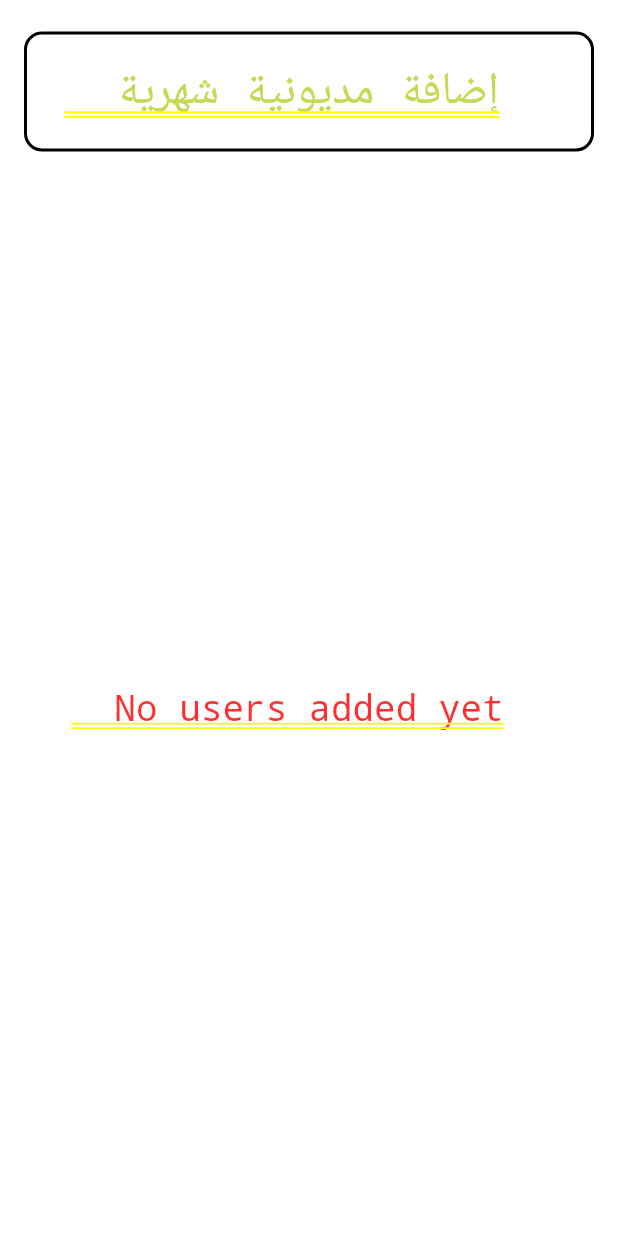
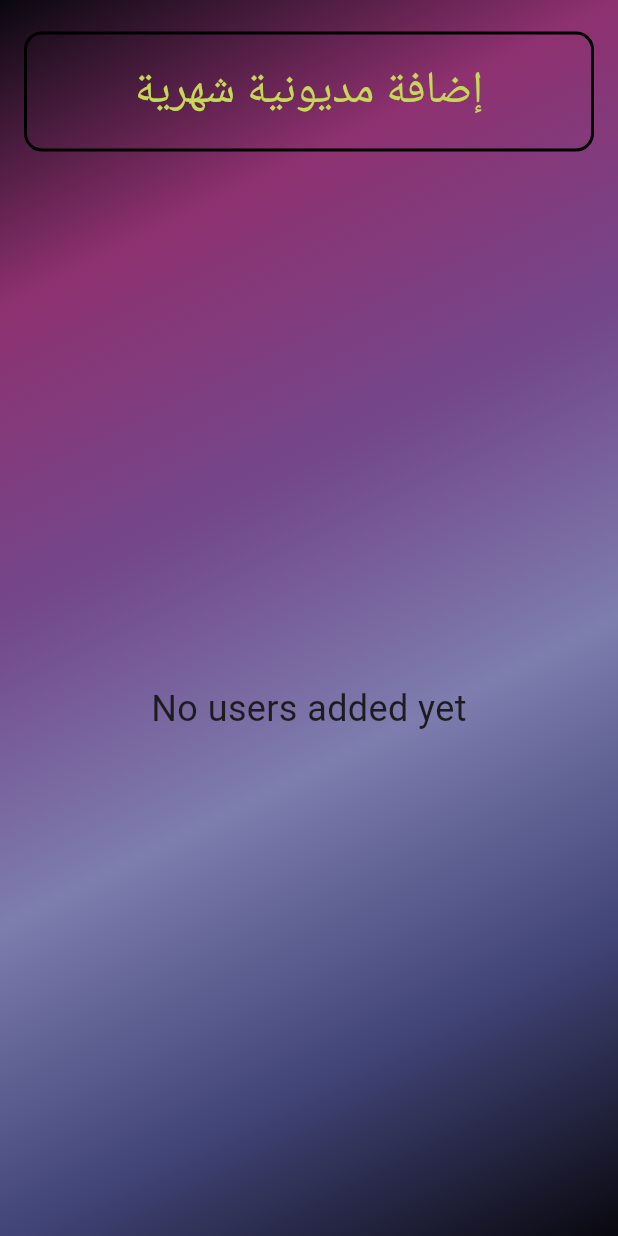
Before and after one commit to Mohamed17Amer/madunia_admin, a Flutter app: the AllUsersForMonthlyTransactionsScreen screen opened by its route, on a phone screen of 412 x 824 dp. Run offline on Flutter 3.47's test engine with Material 3 defaults, Android fonts, the light colour scheme and no system bars; drawn by our look-alikes of auto_size_text; our stand-ins replace bloc, cloud_firestore, dio, equatable, firebase_auth, firebase_core and 3 more; missing offline and left inert: event_bus; accounts and stored records are empty.

Commit message:
refactor SelectionControlButton

```diff
--- a/lib/core/utils/widgets/custom_scaffold.dart
+++ b/lib/core/utils/widgets/custom_scaffold.dart
@@ -2,8 +2,9 @@
 import 'package:madunia_admin/core/utils/colors/app_colors.dart';
 
 class CustomScaffold extends StatelessWidget {
-  Widget? body;
-  CustomScaffold({super.key, this.body});
+  Widget body;
+  Widget? floatingActionButton;
+  CustomScaffold({super.key, required this.body, this.floatingActionButton});
 
   @override
   Widget build(BuildContext context) {
@@ -23,6 +24,8 @@
 
           child: body,
         ),
+
+        floatingActionButton:floatingActionButton ,
       ),
     );
   }
--- a/lib/features/app/presentation/view_model/cubit/app_cubit.dart
+++ b/lib/features/app/presentation/view_model/cubit/app_cubit.dart
@@ -2,7 +2,6 @@
 import 'package:bloc/bloc.dart';
 import 'package:equatable/equatable.dart';
 import 'package:flutter/material.dart';
-import 'package:madunia_admin/core/helper/helper_funcs.dart';
 import 'package:madunia_admin/features/all_users/presentation/view/pages/all_users_screen.dart';
 import 'package:madunia_admin/features/app/presentation/view/widgets/custom_bottom_nav_bar_item.dart';
 import 'package:madunia_admin/features/instructions/presentation/view/pages/annimated_instructions_screen.dart';
--- a/lib/features/debit_report/presentation/view/pages/debit_screen.dart
+++ b/lib/features/debit_report/presentation/view/pages/debit_screen.dart
@@ -4,7 +4,6 @@
 import 'package:madunia_admin/features/all_users/data/models/app_user_model.dart';
 import 'package:madunia_admin/features/debit_report/presentation/view/widgets/debit_screen_widgets/debit_screen_body.dart';
 import 'package:madunia_admin/features/debit_report/presentation/view_model/cubits/debit_report_cubit/debit_report_cubit.dart';
-import 'package:madunia_admin/features/user_details/presentation/view_model/cubit/user_details_cubit.dart';
 
 class DebitScreen extends StatelessWidget {
   final AppUser user;
--- a/lib/features/monthly_debits/presentation/view/pages/all_users_screen.dart
+++ b/lib/features/monthly_debits/presentation/view/pages/all_users_screen.dart
@@ -1,9 +1,13 @@
+// Updated AllUsersForMonthlyTransactionsScreen
 import 'package:flutter/material.dart';
 import 'package:flutter_bloc/flutter_bloc.dart';
 import 'package:madunia_admin/core/utils/widgets/custom_app_bar.dart';
+import 'package:madunia_admin/core/utils/widgets/custom_scaffold.dart';
 import 'package:madunia_admin/core/utils/widgets/custom_txt.dart';
 import 'package:madunia_admin/features/all_users/presentation/view_model/cubit/all_users_cubit.dart';
 import 'package:madunia_admin/features/monthly_debits/presentation/view/widgets/all_users_sliver_list.dart';
+import 'package:madunia_admin/features/monthly_debits/presentation/view/widgets/monthly_execution_button.dart';
+import 'package:madunia_admin/features/monthly_debits/presentation/view/widgets/selection_control_button.dart';
 import 'package:madunia_admin/features/monthly_debits/presentation/view_model/cubit/monthly_transactions_cubit.dart';
 
 class AllUsersForMonthlyTransactionsScreen extends StatelessWidget {
@@ -16,35 +20,39 @@
         BlocProvider(create: (context) => AllUsersCubit()..getAllUsers()),
         BlocProvider(create: (context) => MonthlyTransactionsCubit()),
       ],
-      child: Padding(
+      child: CustomScaffold(
+        body: Padding(
           padding: const EdgeInsets.all(8.0),
           child: CustomScrollView(
             slivers: [
-            // Static headers - won't rebuild when state changes
+              // Static headers
               ..._drawHeader(),
-
-            // Dynamic content - only this part rebuilds
-            BlocBuilder<AllUsersCubit, AllUsersState>(
-              builder: (context, state) {
-                return _drawBody(context, state);
-              },
-            ),
-            SliverToBoxAdapter(child: SizedBox(height: 100)),
+              // Selection controls
+              SelectionControlButton(),
+              // Dynamic content
+              _drawBody(context),
+              const SliverToBoxAdapter(child: SizedBox(height: 100)),
             ],
           ),
+        ),
+        floatingActionButton: MonthlyExecutionButton(),
       ),
     );
   }
 
   List<Widget> _drawHeader() {
     return <Widget>[
-      SliverToBoxAdapter(child: SafeArea(child: SizedBox(height: 5))),
-      SliverToBoxAdapter(child: CustomAppBar(title: "إضافة مديونية شهرية")),
-      SliverToBoxAdapter(child: SizedBox(height: 20)),
+      const SliverToBoxAdapter(child: SafeArea(child: SizedBox(height: 5))),
+      const SliverToBoxAdapter(
+        child: CustomAppBar(title: "إضافة مديونية شهرية"),
+      ),
+      const SliverToBoxAdapter(child: SizedBox(height: 20)),
     ];
   }
 
-  Widget _drawBody(BuildContext context, AllUsersState state) {
+  Widget _drawBody(BuildContext context) {
+    return BlocBuilder<AllUsersCubit, AllUsersState>(
+      builder: (context, state) {
         // success
         if (state is GetAllUsersSuccess) {
           // empty list
@@ -70,5 +78,7 @@
             child: Center(child: CircularProgressIndicator()),
           );
         }
+      },
+    );
   }
 }
--- a/lib/features/monthly_debits/presentation/view_model/cubit/monthly_transactions_state.dart
+++ b/lib/features/monthly_debits/presentation/view_model/cubit/monthly_transactions_state.dart
@@ -1,10 +1,45 @@
+// lib/features/monthly_debits/presentation/view_model/cubit/monthly_transactions_state.dart
+
 part of 'monthly_transactions_cubit.dart';
 
-sealed class MonthlyTransactionsState extends Equatable {
+abstract class MonthlyTransactionsState extends Equatable {
   const MonthlyTransactionsState();
 
   @override
-  List<Object> get props => [];
+  List<Object?> get props => [];
 }
 
-final class MonthlyTransactionsInitial extends MonthlyTransactionsState {}
+class MonthlyTransactionsInitial extends MonthlyTransactionsState {}
+
+class MonthlyTransactionsSelectionUpdated extends MonthlyTransactionsState {
+  final List<String> selectedUserIds;
+  final bool isAllSelected;
+
+  const MonthlyTransactionsSelectionUpdated({
+    required this.selectedUserIds,
+    required this.isAllSelected,
+  });
+
+  @override
+  List<Object?> get props => [selectedUserIds, isAllSelected];
+}
+
+class MonthlyTransactionsExecuting extends MonthlyTransactionsState {}
+
+class MonthlyTransactionsExecuted extends MonthlyTransactionsState {
+  final String message;
+
+  const MonthlyTransactionsExecuted({required this.message});
+
+  @override
+  List<Object?> get props => [message];
+}
+
+class MonthlyTransactionsError extends MonthlyTransactionsState {
+  final String errorMessage;
+
+  const MonthlyTransactionsError({required this.errorMessage});
+
+  @override
+  List<Object?> get props => [errorMessage];
+}
--- a/lib/features/owned_report/presentation/view/pages/owned_screen.dart
+++ b/lib/features/owned_report/presentation/view/pages/owned_screen.dart
@@ -4,7 +4,6 @@
 import 'package:madunia_admin/features/all_users/data/models/app_user_model.dart';
 import 'package:madunia_admin/features/owned_report/presentation/view/widgets/owned_screen_widgets/owned_screen_body.dart';
 import 'package:madunia_admin/features/owned_report/presentation/view_model/cubits/owned_report_cubit/owned_report_cubit.dart';
-import 'package:madunia_admin/features/user_details/presentation/view_model/cubit/user_details_cubit.dart';
 
 class OwnedScreen extends StatelessWidget {
   final AppUser user;
--- a/lib/main.dart
+++ b/lib/main.dart
@@ -3,10 +3,7 @@
 import 'package:flutter_bloc/flutter_bloc.dart';
 import 'package:madunia_admin/core/utils/functions/simple_bloc_observer.dart';
 import 'package:madunia_admin/core/utils/router/app_router.dart';
-import 'package:madunia_admin/features/all_users/presentation/view_model/cubit/all_users_cubit.dart';
 import 'package:madunia_admin/features/app/presentation/view_model/cubit/app_cubit.dart';
-import 'package:madunia_admin/features/debit_report/presentation/view_model/cubits/debit_report_cubit/debit_report_cubit.dart';
-import 'package:madunia_admin/features/manipulate_users/presentation/view_model/cubits/manipulate_users_cubit/manipulate_users_cubit.dart';
 import 'package:madunia_admin/firebase_options.dart';
 
 void main() async {
--- a/pubspec.yaml
+++ b/pubspec.yaml
@@ -30,6 +30,8 @@
 dependencies:
   flutter:
     sdk: flutter
+dependency_overrides:
+  http: ^1.2.2
 
   # The following adds the Cupertino Icons font to your application.
   # Use with the CupertinoIcons class for iOS style icons.
```
Also changed, not shown: lib/features/monthly_debits/presentation/view/widgets/monthly_execution_button.dart (added, +100 -0 lines), lib/features/monthly_debits/presentation/view/widgets/select_all_button.dart (added, +37 -0 lines), lib/features/monthly_debits/presentation/view/widgets/selection_control_button.dart (added, +50 -0 lines), lib/features/monthly_debits/presentation/view/widgets/selection_control_button_body.dart (added, +36 -0 lines), lib/features/monthly_debits/presentation/view/widgets/selection_control_button_container.dart (added, +20 -0 lines), lib/features/monthly_debits/presentation/view/widgets/selection_status.dart (added, +32 -0 lines), lib/features/monthly_debits/presentation/view/widgets/users_sliver_list_item.dart (+19 -9 lines), lib/features/monthly_debits/presentation/view_model/cubit/monthly_transactions_cubit.dart (+122 -1 lines), pubspec.lock. Lines whose indentation alone changed are shown as unchanged.
